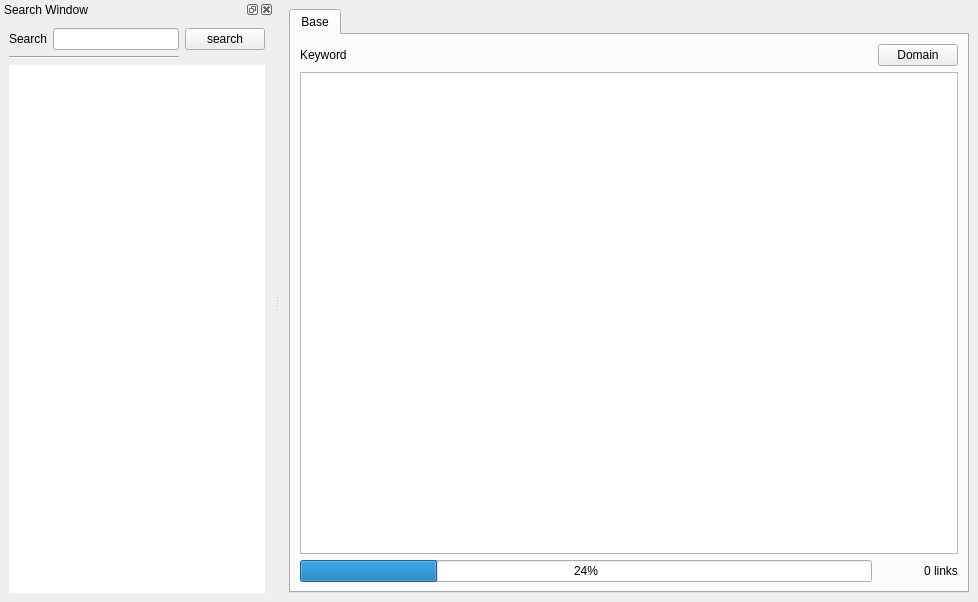
Above: web_ui.ui from Dsypasit/web_crawler before the change. Below: the same form after it.
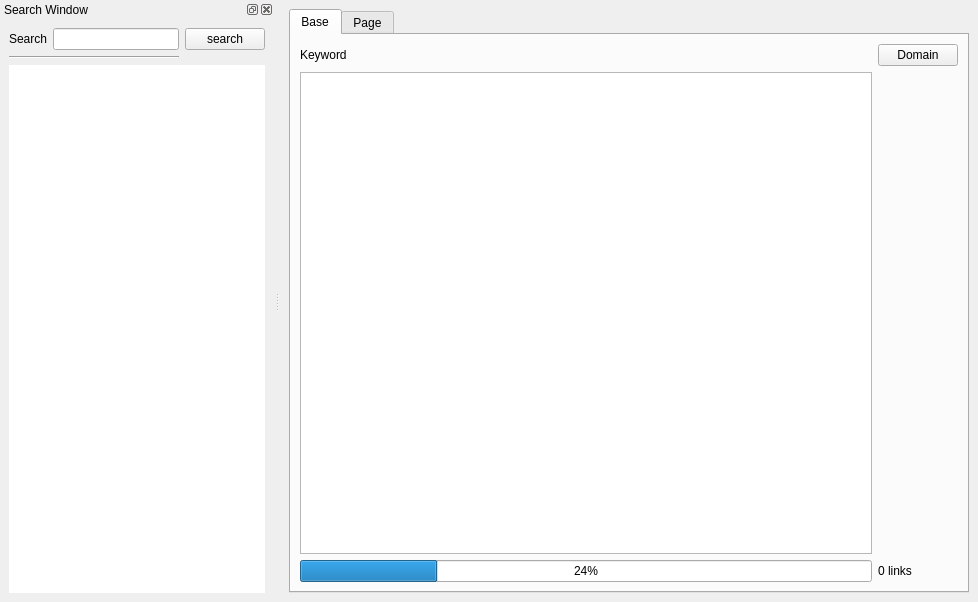
That is the form after the change. The open tabs and pages were chosen to show the change. Icons and pictures are not drawn.

Diff of the .ui file:
```diff
--- a/web_ui.ui
+++ b/web_ui.ui
@@ -42,20 +42,6 @@
           </property>
          </widget>
         </item>
-        <item row="2" column="0" colspan="2">
-         <widget class="QTableWidget" name="base_table">
-          <property name="acceptDrops">
-           <bool>true</bool>
-          </property>
-         </widget>
-        </item>
-        <item row="3" column="1" alignment="Qt::AlignRight">
-         <widget class="QLabel" name="status_base_label">
-          <property name="text">
-           <string>0 links</string>
-          </property>
-         </widget>
-        </item>
         <item row="0" column="1">
          <widget class="QPushButton" name="pushButton">
           <property name="text">
@@ -63,12 +49,39 @@
           </property>
          </widget>
         </item>
-        <item row="3" column="0">
+        <item row="1" column="0">
+         <widget class="QTableWidget" name="base_table">
+          <property name="acceptDrops">
+           <bool>true</bool>
+          </property>
+         </widget>
+        </item>
+        <item row="2" column="0">
          <widget class="QProgressBar" name="progressBar">
           <property name="value">
            <number>24</number>
           </property>
          </widget>
+        </item>
+        <item row="2" column="1">
+         <widget class="QLabel" name="status_base_label">
+          <property name="text">
+           <string>0 links</string>
+          </property>
+         </widget>
+        </item>
+       </layout>
+      </widget>
+      <widget class="QWidget" name="keyword_tab">
+       <property name="accessibleDescription">
+        <string notr="true"/>
+       </property>
+       <attribute name="title">
+        <string>Page</string>
+       </attribute>
+       <layout class="QGridLayout" name="gridLayout_5">
+        <item row="0" column="0">
+         <widget class="QTableView" name="keywordView"/>
         </item>
        </layout>
       </widget>
```
Left out of the diff: 2 changed lines with no effect on the pictures.
